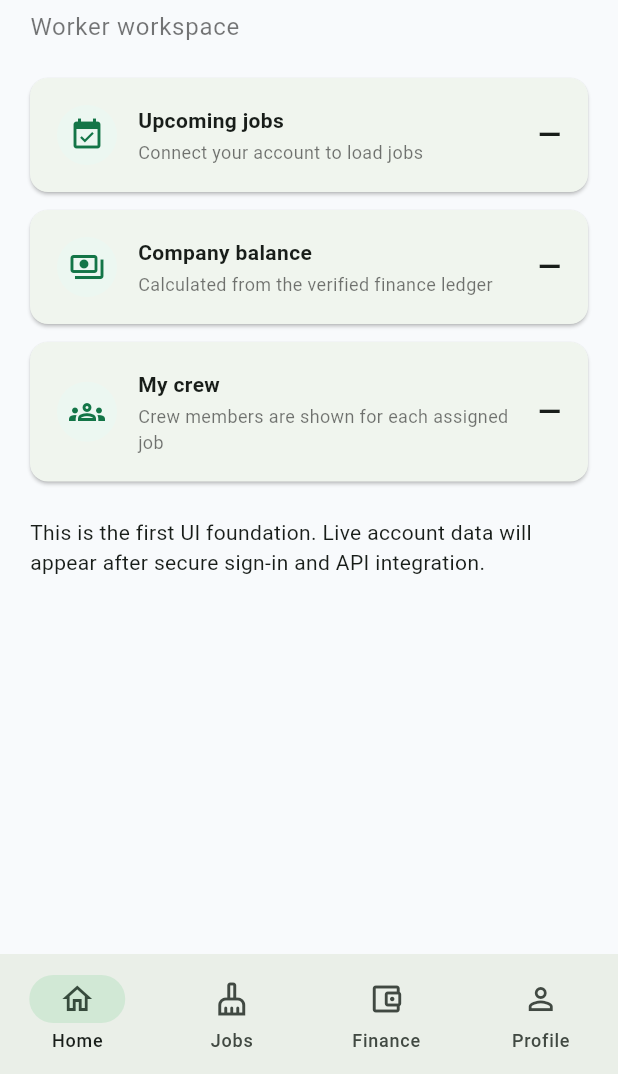
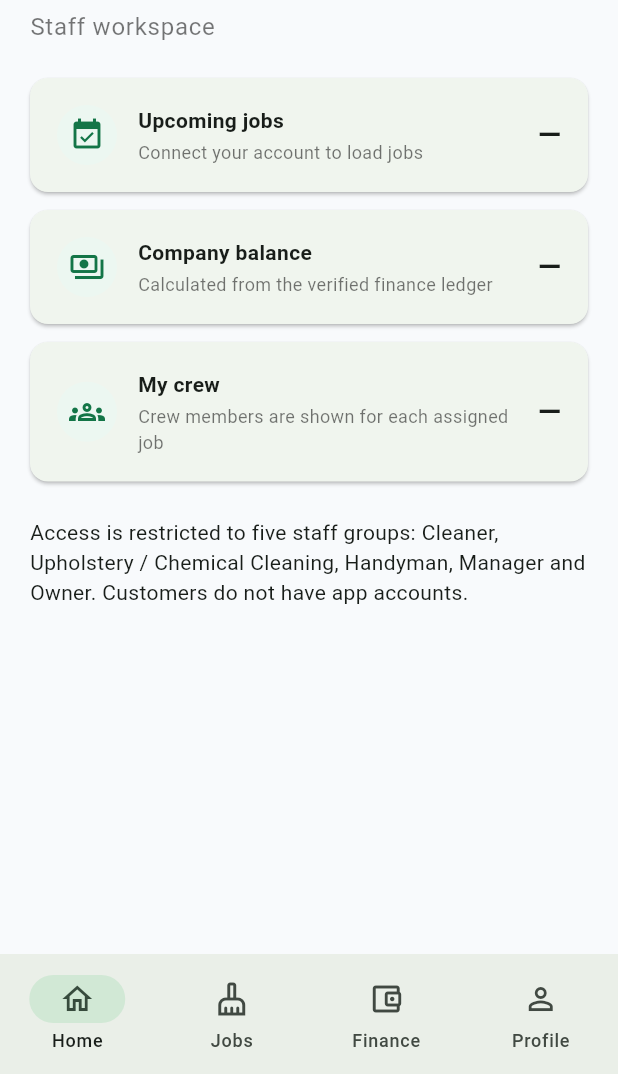
Before and after one commit to onecallcleaninghandyman-oss/One-Call---website, a Flutter app: the screen it shows after launch, on a phone screen of 412 x 824 dp, the part 162-1236 px from its top. Run offline on Flutter 3.47's test engine with Material 3 defaults, Android fonts, the phone set to English and light mode, and no system bars.

Commit message:
Define five staff-only app roles

```diff
--- a/mobile-app/lib/main.dart
+++ b/mobile-app/lib/main.dart
@@ -1,4 +1,24 @@
 import 'package:flutter/material.dart';
+
+enum StaffRole { cleaner, upholsteryCleaner, handyman, manager, owner }
+
+extension StaffRoleLabel on StaffRole {
+  String get label => switch (this) {
+    StaffRole.cleaner => 'Cleaner',
+    StaffRole.upholsteryCleaner => 'Upholstery / Chemical Cleaning',
+    StaffRole.handyman => 'Handyman',
+    StaffRole.manager => 'Manager',
+    StaffRole.owner => 'Owner',
+  };
+}
+
+const appAccessGroups = <StaffRole>[
+  StaffRole.cleaner,
+  StaffRole.upholsteryCleaner,
+  StaffRole.handyman,
+  StaffRole.manager,
+  StaffRole.owner,
+];
 
 void main() => runApp(const OneCallApp());
 
@@ -33,8 +53,6 @@ class AppShell extends StatefulWidget {
 
 class _AppShellState extends State<AppShell> {
   int _tab = 0;
-  // Role and identity must come from a verified backend session, never local input.
-  final String _previewRole = 'Worker';
 
   @override
   Widget build(BuildContext context) {
@@ -82,13 +100,13 @@ class _DashboardPage extends StatelessWidget {
       children: [
         Text('Welcome to One Call', style: Theme.of(context).textTheme.headlineSmall?.copyWith(fontWeight: FontWeight.bold)),
         const SizedBox(height: 6),
-        Text('Worker workspace', style: Theme.of(context).textTheme.bodyLarge?.copyWith(color: Colors.black54)),
+        Text('Staff workspace', style: Theme.of(context).textTheme.bodyLarge?.copyWith(color: Colors.black54)),
         const SizedBox(height: 22),
         const _SummaryCard(icon: Icons.event_available, title: 'Upcoming jobs', value: '—', caption: 'Connect your account to load jobs'),
         const _SummaryCard(icon: Icons.payments_outlined, title: 'Company balance', value: '—', caption: 'Calculated from the verified finance ledger'),
         const _SummaryCard(icon: Icons.groups_outlined, title: 'My crew', value: '—', caption: 'Crew members are shown for each assigned job'),
         const SizedBox(height: 12),
-        const Text('This is the first UI foundation. Live account data will appear after secure sign-in and API integration.'),
+        const Text('Access is restricted to five staff groups: Cleaner, Upholstery / Chemical Cleaning, Handyman, Manager and Owner. Customers do not have app accounts.'),
       ],
     );
   }
```
